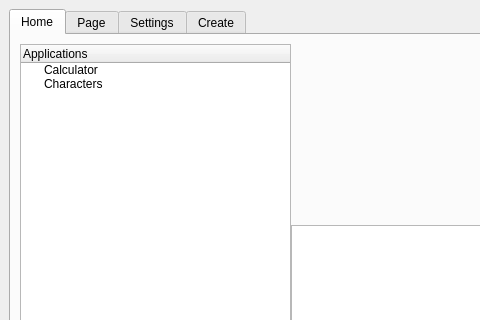
Old version of the form src/GNOME-Apps-Customizer/mainwindow.ui in the repository CyanCoding/GNOME-Apps-Customizer; both pictures show x 0 to 480 and y 0 to 320 of the 688 by 458 pixel window.
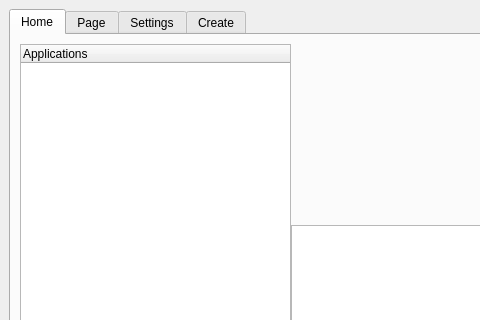
New version of the form.

Commit message: Add threading for app loading

```diff
--- a/src/GNOME-Apps-Customizer/mainwindow.ui
+++ b/src/GNOME-Apps-Customizer/mainwindow.ui
@@ -41,16 +41,6 @@
           <string>Applications</string>
          </property>
         </column>
-        <item>
-         <property name="text">
-          <string>Calculator</string>
-         </property>
-        </item>
-        <item>
-         <property name="text">
-          <string>Characters</string>
-         </property>
-        </item>
        </widget>
        <widget class="QPlainTextEdit" name="appDetailsBox">
         <property name="geometry">
```
The commit also changes 1 other file.
